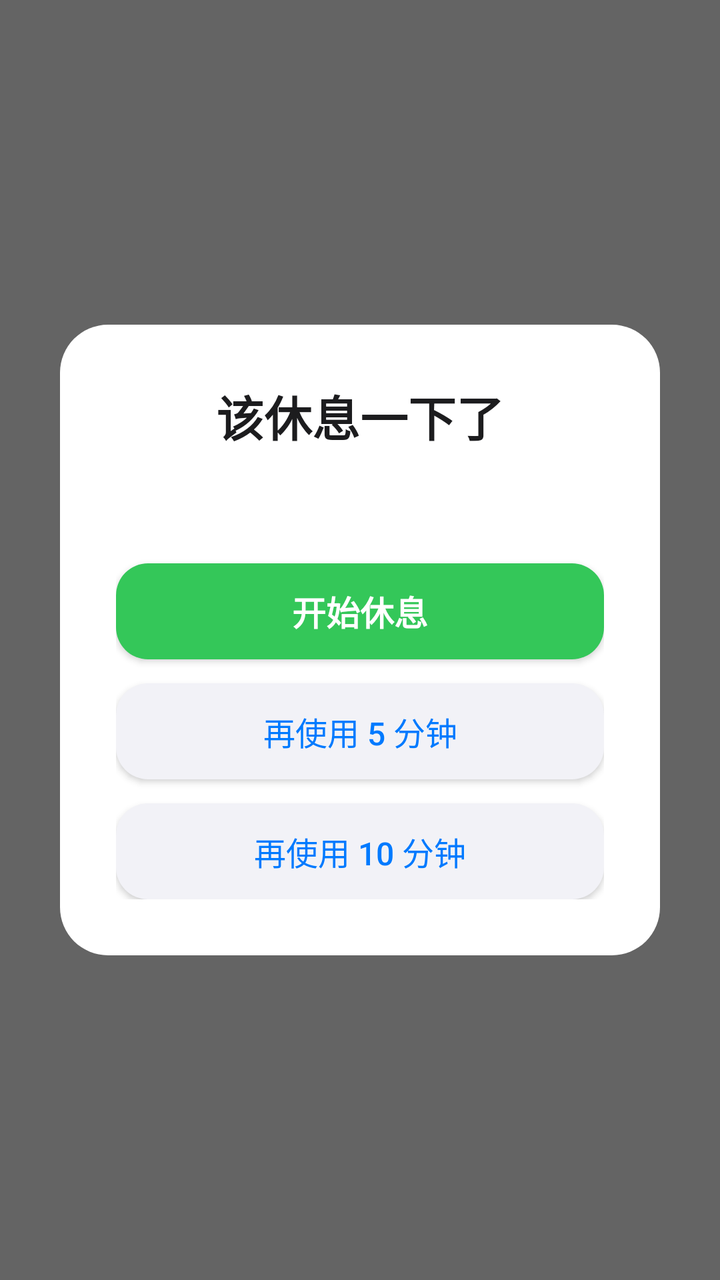
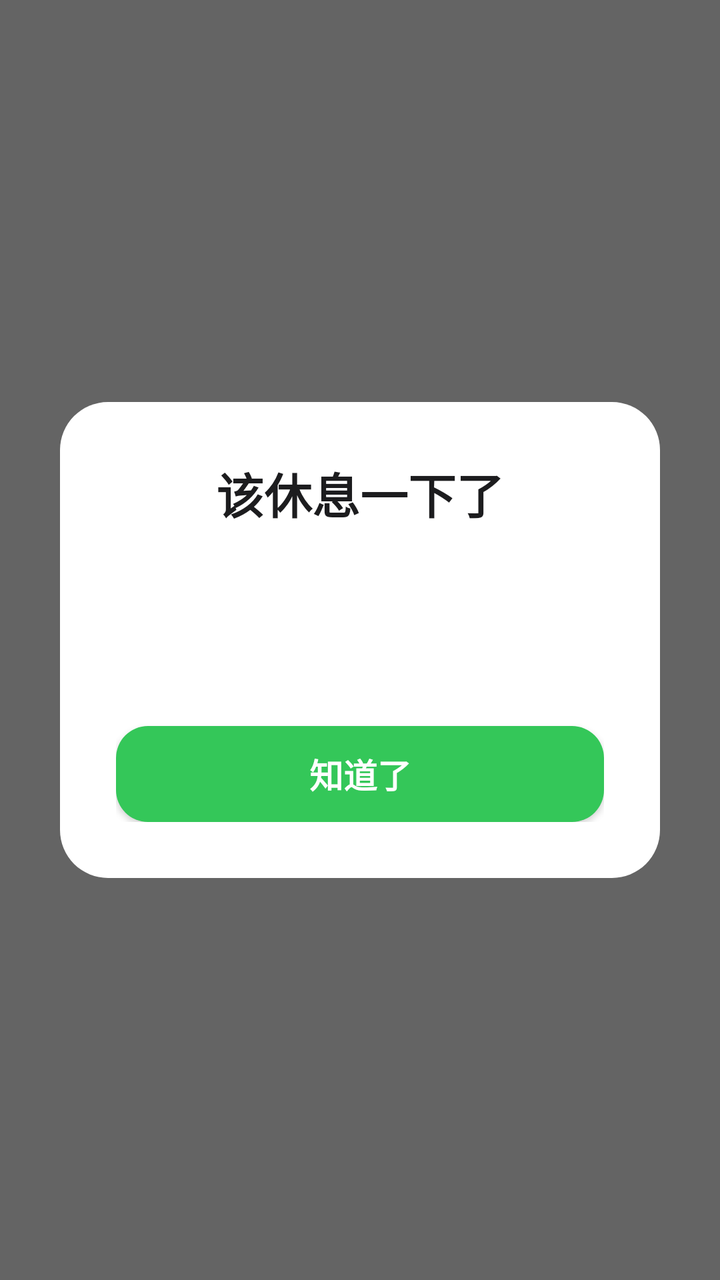

Compare the two renders of this Android layout. The source of the first and the diff that turns it into the second are given below.
<!-- AndroidManifest.xml: application theme Theme.AppCompat.Light -->
<!-- res/layout/overlay_reminder.xml -->
<?xml version="1.0" encoding="utf-8"?>
<FrameLayout xmlns:android="http://schemas.android.com/apk/res/android"
    android:layout_width="match_parent"
    android:layout_height="match_parent"
    android:background="#99000000">

    <LinearLayout
        android:layout_width="300dp"
        android:layout_height="wrap_content"
        android:layout_gravity="center"
        android:orientation="vertical"
        android:background="@drawable/bg_card"
        android:padding="28dp">

        <TextView
            android:layout_width="match_parent"
            android:layout_height="wrap_content"
            android:gravity="center"
            android:text="该休息一下了"
            android:textColor="#1C1C1E"
            android:textSize="24sp"
            android:textStyle="bold" />

        <TextView
            android:id="@+id/tvHint"
            android:layout_width="match_parent"
            android:layout_height="wrap_content"
            android:layout_marginTop="12dp"
            android:gravity="center"
            android:lineSpacingExtra="4dp"
            android:textColor="#8E8E93"
            android:textSize="15sp" />

        <Button
            android:id="@+id/btnRest"
            android:layout_width="match_parent"
            android:layout_height="wrap_content"
            android:layout_marginTop="24dp"
            android:background="@drawable/bg_btn_primary"
            android:text="开始休息"
            android:textColor="#FFFFFF"
            android:textSize="17sp"
            android:textStyle="bold" />

        <Button
            android:id="@+id/btn5"
            android:layout_width="match_parent"
            android:layout_height="wrap_content"
            android:layout_marginTop="12dp"
            android:background="@drawable/bg_btn_secondary"
            android:text="再使用 5 分钟"
            android:textColor="#007AFF"
            android:textSize="16sp" />

        <Button
            android:id="@+id/btn10"
            android:layout_width="match_parent"
            android:layout_height="wrap_content"
            android:layout_marginTop="12dp"
            android:background="@drawable/bg_btn_secondary"
            android:text="再使用 10 分钟"
            android:textColor="#007AFF"
            android:textSize="16sp" />
    </LinearLayout>
</FrameLayout>
<!-- resources referenced by this layout -->
<resources>
  <!-- drawable bg_btn_primary (drawable) -->
  <?xml version="1.0" encoding="utf-8"?>
  <shape xmlns:android="http://schemas.android.com/apk/res/android"
      android:shape="rectangle">
      <solid android:color="#34C759" />
      <corners android:radius="16dp" />
  </shape>
  <!-- drawable bg_btn_secondary (drawable) -->
  <?xml version="1.0" encoding="utf-8"?>
  <shape xmlns:android="http://schemas.android.com/apk/res/android"
      android:shape="rectangle">
      <solid android:color="#F2F2F7" />
      <corners android:radius="16dp" />
  </shape>
  <!-- drawable bg_card (drawable) -->
  <?xml version="1.0" encoding="utf-8"?>
  <shape xmlns:android="http://schemas.android.com/apk/res/android"
      android:shape="rectangle">
      <solid android:color="#FFFFFF" />
      <corners android:radius="24dp" />
  </shape>
</resources>

<!-- the commit's change to res/layout/overlay_reminder.xml (unified diff, before → after) -->
@@ -22,44 +22,33 @@
             android:textStyle="bold" />
 
         <TextView
-            android:id="@+id/tvHint"
+            android:id="@+id/tvContinuous"
             android:layout_width="match_parent"
             android:layout_height="wrap_content"
-            android:layout_marginTop="12dp"
+            android:layout_marginTop="20dp"
             android:gravity="center"
-            android:lineSpacingExtra="4dp"
+            android:textColor="#1C1C1E"
+            android:textSize="17sp"
+            android:textStyle="bold" />
+
+        <TextView
+            android:id="@+id/tvToday"
+            android:layout_width="match_parent"
+            android:layout_height="wrap_content"
+            android:layout_marginTop="8dp"
+            android:gravity="center"
             android:textColor="#8E8E93"
             android:textSize="15sp" />
 
         <Button
-            android:id="@+id/btnRest"
+            android:id="@+id/btnOk"
             android:layout_width="match_parent"
             android:layout_height="wrap_content"
-            android:layout_marginTop="24dp"
+            android:layout_marginTop="28dp"
             android:background="@drawable/bg_btn_primary"
-            android:text="开始休息"
+            android:text="知道了"
             android:textColor="#FFFFFF"
             android:textSize="17sp"
             android:textStyle="bold" />
-
-        <Button
-            android:id="@+id/btn5"
-            android:layout_width="match_parent"
-            android:layout_height="wrap_content"
-            android:layout_marginTop="12dp"
-            android:background="@drawable/bg_btn_secondary"
-            android:text="再使用 5 分钟"
-            android:textColor="#007AFF"
-            android:textSize="16sp" />
-
-        <Button
-            android:id="@+id/btn10"
-            android:layout_width="match_parent"
-            android:layout_height="wrap_content"
-            android:layout_marginTop="12dp"
-            android:background="@drawable/bg_btn_secondary"
-            android:text="再使用 10 分钟"
-            android:textColor="#007AFF"
-            android:textSize="16sp" />
     </LinearLayout>
 </FrameLayout>
<!-- resource entries referenced after the edit -->
@@ -5,13 +5,6 @@
   <shape xmlns:android="http://schemas.android.com/apk/res/android"
       android:shape="rectangle">
       <solid android:color="#34C759" />
-      <corners android:radius="16dp" />
-  </shape>
-  <!-- drawable bg_btn_secondary (drawable) -->
-  <?xml version="1.0" encoding="utf-8"?>
-  <shape xmlns:android="http://schemas.android.com/apk/res/android"
-      android:shape="rectangle">
-      <solid android:color="#F2F2F7" />
       <corners android:radius="16dp" />
   </shape>
   <!-- drawable bg_card (drawable) -->
